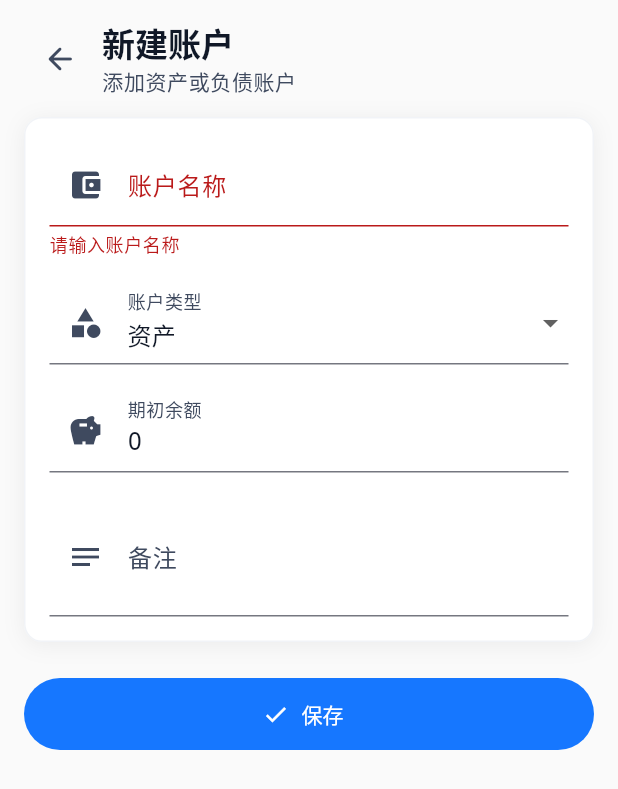
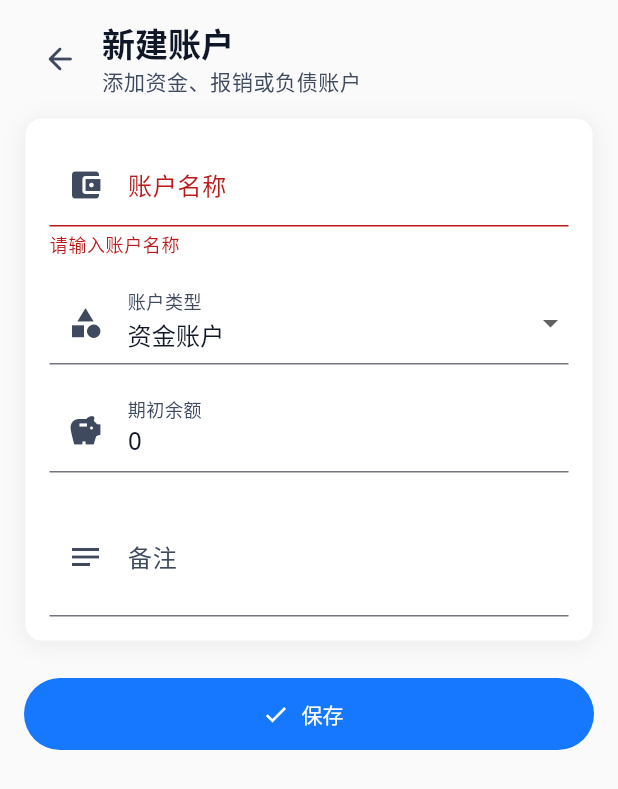
Before and after one commit to shxzzxz/SmartFlow, a Flutter app: the AccountFormPage screen opened by its route, after a tap on "保存", on a phone screen of 412 x 824 dp. Shown: the top 789 px of the screen. Run offline on Flutter 3.47's test engine with Material 3 defaults, Android fonts, the phone set to English and light mode, and no system bars; our stand-ins replace decimal, drift, drift_flutter, flutter_riverpod, flutter_svg, go_router and 2 more; accounts and stored records are empty; generated files the repository leaves out were written again; project files that could hold a hidden picture were left out.

Commit message:
feat(accounts): support reimbursement account creation

```diff
--- a/lib/features/accounts/pages/account_form_page.dart
+++ b/lib/features/accounts/pages/account_form_page.dart
@@ -10,7 +10,8 @@ import '../../../design_system/widgets/app_form_section.dart';
 import '../../../design_system/widgets/app_page_header.dart';
 import '../../../domain/enums/accounting_enums.dart';
 import '../../../domain/services/account_service.dart';
-import '../../../widgets/business/finance_labels.dart';
+
+enum _AccountKind { fund, reimbursement, liability }
 
 class AccountFormPage extends ConsumerStatefulWidget {
   const AccountFormPage({super.key});
@@ -24,7 +25,7 @@ class _AccountFormPageState extends ConsumerState<AccountFormPage> {
   final _nameController = TextEditingController();
   final _openingBalanceController = TextEditingController(text: '0');
   final _noteController = TextEditingController();
-  AccountType _type = AccountType.asset;
+  _AccountKind _kind = _AccountKind.fund;
   bool _submitting = false;
 
   @override
@@ -54,7 +55,7 @@ class _AccountFormPageState extends ConsumerState<AccountFormPage> {
             children: [
               const AppPageHeader(
                 title: '新建账户',
-                subtitle: '添加资产或负债账户',
+                subtitle: '添加资金、报销或负债账户',
                 showBackButton: true,
               ),
               const SizedBox(height: AppSpacing.space14),
@@ -73,24 +74,24 @@ class _AccountFormPageState extends ConsumerState<AccountFormPage> {
                                 ? '请输入账户名称'
                                 : null,
                   ),
-                  DropdownButtonFormField<AccountType>(
-                    initialValue: _type,
+                  DropdownButtonFormField<_AccountKind>(
+                    initialValue: _kind,
                     decoration: const InputDecoration(
                       labelText: '账户类型',
                       prefixIcon: Icon(Icons.category),
                     ),
                     items:
-                        const [AccountType.asset, AccountType.liability]
+                        _AccountKind.values
                             .map(
-                              (type) => DropdownMenuItem(
-                                value: type,
-                                child: Text(accountTypeLabel(type)),
+                              (kind) => DropdownMenuItem(
+                                value: kind,
+                                child: Text(_accountKindLabel(kind)),
                               ),
                             )
                             .toList(),
                     onChanged: (value) {
                       if (value != null) {
-                        setState(() => _type = value);
+                        setState(() => _kind = value);
                       }
                     },
                   ),
@@ -153,12 +154,14 @@ class _AccountFormPageState extends ConsumerState<AccountFormPage> {
     }
 
     setState(() => _submitting = true);
+    final type = _accountTypeForKind(_kind);
     final result = await ref
         .read(accountServiceProvider)
         .createAccount(
           CreateAccountCommand(
             name: _nameController.text,
-            type: _type,
+            type: type,
+            subtype: _accountSubtypeForKind(_kind),
             openingBalance: Money.parse(_openingBalanceController.text),
             openingOccurredAt: DateTime.now(),
             note: _noteController.text,
@@ -179,3 +182,25 @@ class _AccountFormPageState extends ConsumerState<AccountFormPage> {
     }
   }
 }
+
+String _accountKindLabel(_AccountKind kind) {
+  return switch (kind) {
+    _AccountKind.fund => '资金账户',
+    _AccountKind.reimbursement => '报销账户',
+    _AccountKind.liability => '负债账户',
+  };
+}
+
+AccountType _accountTypeForKind(_AccountKind kind) {
+  return switch (kind) {
+    _AccountKind.fund || _AccountKind.reimbursement => AccountType.asset,
+    _AccountKind.liability => AccountType.liability,
+  };
+}
+
+AccountSubtype? _accountSubtypeForKind(_AccountKind kind) {
+  return switch (kind) {
+    _AccountKind.reimbursement => AccountSubtype.reimbursement,
+    _ => null,
+  };
+}
--- a/lib/features/accounts/pages/accounts_page.dart
+++ b/lib/features/accounts/pages/accounts_page.dart
@@ -260,7 +260,10 @@ class _AccountTile extends StatelessWidget {
                       spacing: AppSpacing.space8,
                       crossAxisAlignment: WrapCrossAlignment.center,
                       children: [
-                        AccountTypeTag(type: account.type),
+                        AccountTypeTag(
+                          type: account.type,
+                          subtype: account.subtype,
+                        ),
                         if (account.note?.trim().isNotEmpty == true)
                           Text(
                             account.note!.trim(),
```
Also changed, not shown: lib/features/home/widgets/transaction_row.dart (+14 -6 lines), lib/widgets/business/account_type_tag.dart (+10 -5 lines), 1 other file.
